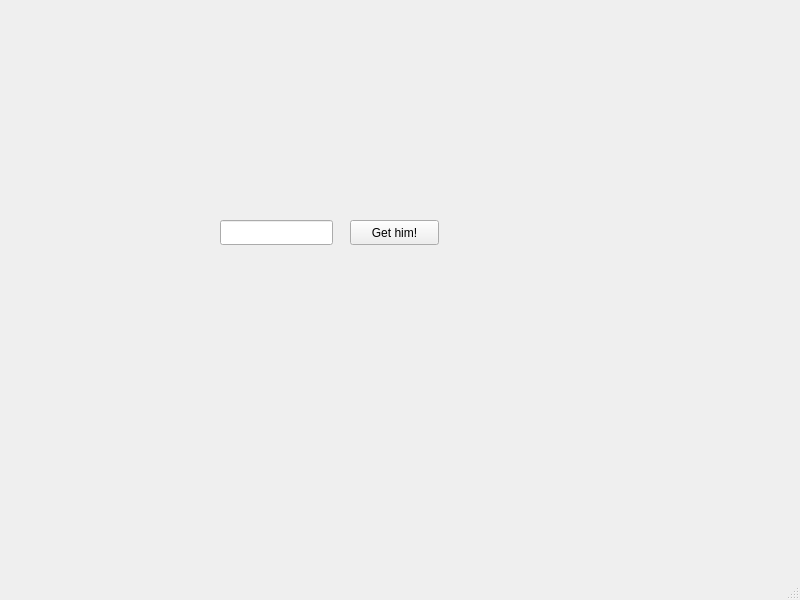
Before: the Qt Designer form desktop_application/ui/mainwindow.ui in cihansenyuz/project_gym, drawn with Qt 5.
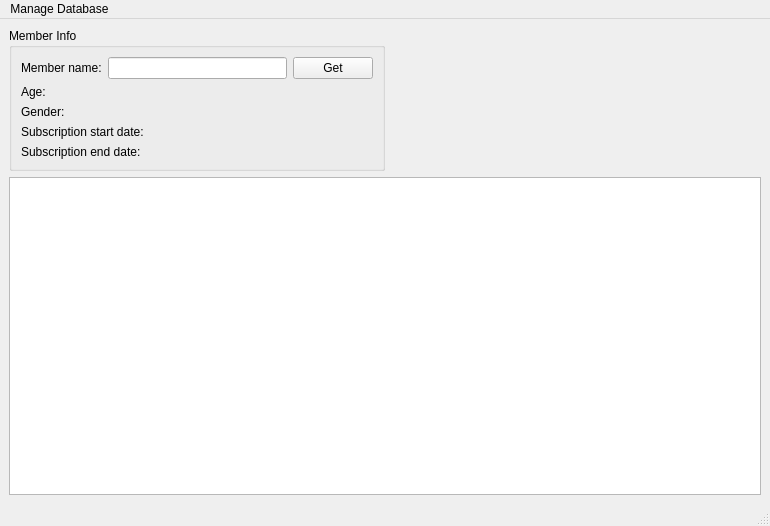
After: the same form once the commit is applied.

Commit message: add user info to main window

Patch:
```diff
--- a/desktop_application/ui/mainwindow.ui
+++ b/desktop_application/ui/mainwindow.ui
@@ -6,47 +6,116 @@
    <rect>
     <x>0</x>
     <y>0</y>
-    <width>800</width>
-    <height>600</height>
+    <width>770</width>
+    <height>526</height>
    </rect>
   </property>
   <property name="windowTitle">
    <string>MainWindow</string>
   </property>
   <widget class="QWidget" name="centralwidget">
-   <widget class="QLineEdit" name="lineEdit">
-    <property name="geometry">
-     <rect>
-      <x>220</x>
-      <y>220</y>
-      <width>113</width>
-      <height>25</height>
-     </rect>
-    </property>
-   </widget>
-   <widget class="QPushButton" name="pushButton">
-    <property name="geometry">
-     <rect>
-      <x>350</x>
-      <y>220</y>
-      <width>89</width>
-      <height>25</height>
-     </rect>
-    </property>
-    <property name="text">
-     <string>Get him!</string>
-    </property>
-   </widget>
+   <layout class="QVBoxLayout" name="verticalLayout_3">
+    <item>
+     <layout class="QHBoxLayout" name="horizontalLayout_2">
+      <item>
+       <layout class="QHBoxLayout" name="horizontalLayout" stretch="0">
+        <item>
+         <widget class="QGroupBox" name="groupBox">
+          <property name="title">
+           <string>Member Info</string>
+          </property>
+          <layout class="QVBoxLayout" name="verticalLayout">
+           <item>
+            <layout class="QHBoxLayout" name="horizontalLayout_3">
+             <item>
+              <widget class="QLabel" name="member_name_label">
+               <property name="text">
+                <string>Member name:</string>
+               </property>
+              </widget>
+             </item>
+             <item>
+              <widget class="QLineEdit" name="member_name_line_edit"/>
+             </item>
+             <item>
+              <widget class="QPushButton" name="get_button">
+               <property name="text">
+                <string>Get</string>
+               </property>
+              </widget>
+             </item>
+            </layout>
+           </item>
+           <item>
+            <widget class="QLabel" name="age_label">
+             <property name="text">
+              <string>Age:</string>
+             </property>
+            </widget>
+           </item>
+           <item>
+            <widget class="QLabel" name="gender_label">
+             <property name="text">
+              <string>Gender:</string>
+             </property>
+            </widget>
+           </item>
+           <item>
+            <widget class="QLabel" name="sub_start_date_label">
+             <property name="text">
+              <string>Subscription start date:</string>
+             </property>
+            </widget>
+           </item>
+           <item>
+            <widget class="QLabel" name="sub_end_date_label">
+             <property name="text">
+              <string>Subscription end date:</string>
+             </property>
+            </widget>
+           </item>
+          </layout>
+         </widget>
+        </item>
+       </layout>
+      </item>
+      <item>
+       <spacer name="horizontalSpacer">
+        <property name="orientation">
+         <enum>Qt::Horizontal</enum>
+        </property>
+        <property name="sizeHint" stdset="0">
+         <size>
+          <width>40</width>
+          <height>20</height>
+         </size>
+        </property>
+       </spacer>
+      </item>
+     </layout>
+    </item>
+    <item>
+     <widget class="QTextBrowser" name="message_text_browser"/>
+    </item>
+   </layout>
   </widget>
   <widget class="QMenuBar" name="menubar">
    <property name="geometry">
     <rect>
      <x>0</x>
      <y>0</y>
-     <width>800</width>
+     <width>770</width>
      <height>22</height>
     </rect>
    </property>
+   <widget class="QMenu" name="manage_database_menu">
+    <property name="title">
+     <string>Manage Database</string>
+    </property>
+    <addaction name="register_action"/>
+    <addaction name="delete_action"/>
+   </widget>
+   <addaction name="manage_database_menu"/>
   </widget>
   <widget class="QStatusBar" name="statusbar"/>
  </widget>
```
Left out of the diff: 10 changed lines with no effect on the pictures. The commit also changes 3 other files.
